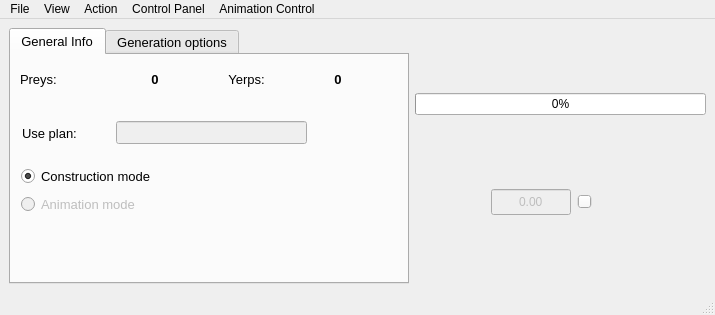
This is mainwindow.ui in Frostmourneee/MT-TSP as Qt 5 draws it before an edit. The edited form follows.
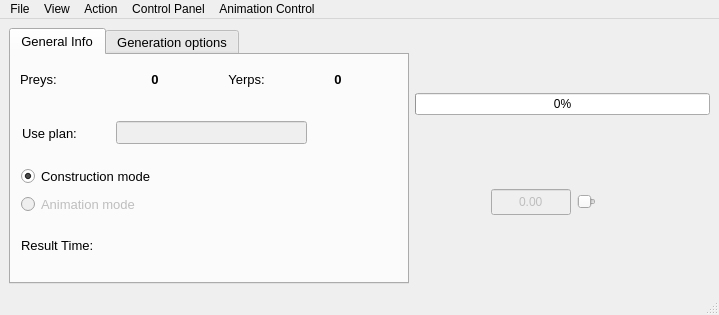
This is the edited form.

```diff
--- a/mainwindow.ui
+++ b/mainwindow.ui
@@ -6,7 +6,7 @@
    <rect>
     <x>0</x>
     <y>0</y>
-    <width>694</width>
+    <width>719</width>
     <height>315</height>
    </rect>
   </property>
@@ -166,7 +166,7 @@
          </item>
         </layout>
        </widget>
-       <widget class="QWidget" name="">
+       <widget class="QWidget" name="layoutWidget">
         <property name="geometry">
          <rect>
           <x>11</x>
@@ -287,6 +287,41 @@
          </item>
         </layout>
        </widget>
+       <widget class="QWidget" name="">
+        <property name="geometry">
+         <rect>
+          <x>10</x>
+          <y>180</y>
+          <width>221</width>
+          <height>21</height>
+         </rect>
+        </property>
+        <layout class="QHBoxLayout" name="layoutResT">
+         <item>
+          <widget class="QLabel" name="labelResT">
+           <property name="text">
+            <string>Result Time:</string>
+           </property>
+          </widget>
+         </item>
+         <item>
+          <widget class="QLabel" name="labelT">
+           <property name="font">
+            <font>
+             <weight>75</weight>
+             <bold>true</bold>
+            </font>
+           </property>
+           <property name="text">
+            <string/>
+           </property>
+           <property name="alignment">
+            <set>Qt::AlignCenter</set>
+           </property>
+          </widget>
+         </item>
+        </layout>
+       </widget>
       </widget>
       <widget class="QWidget" name="randomGen">
        <attribute name="title">
@@ -540,7 +575,7 @@
     <rect>
      <x>0</x>
      <y>0</y>
-     <width>694</width>
+     <width>719</width>
      <height>21</height>
     </rect>
    </property>
```
Left out of the diff: 120 changed lines with no effect on the pictures.
